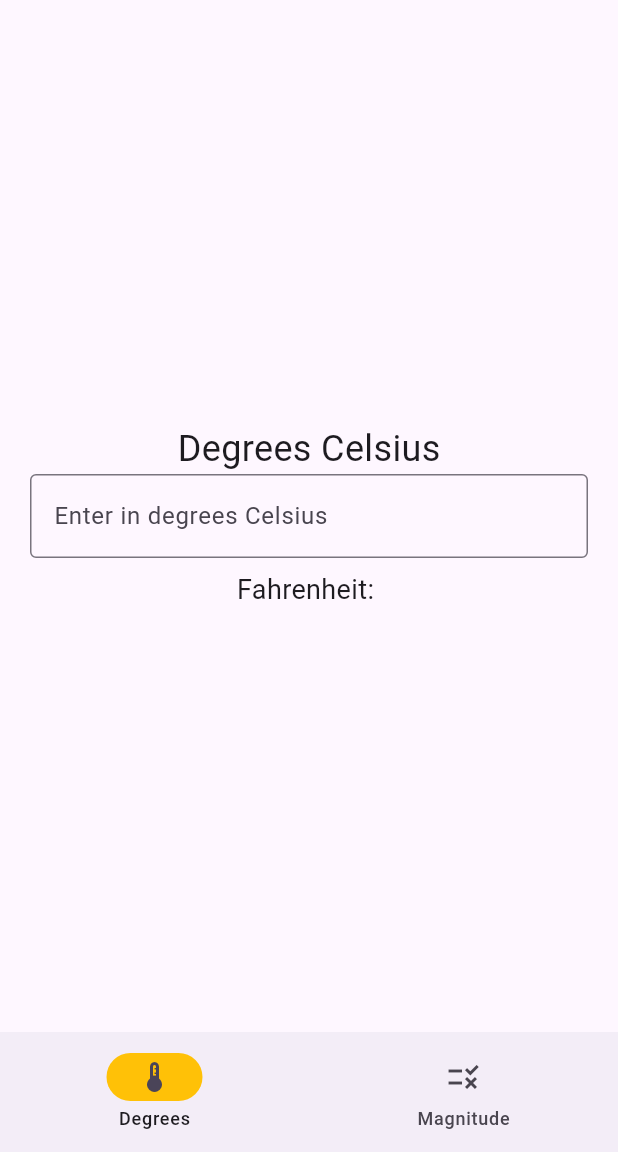
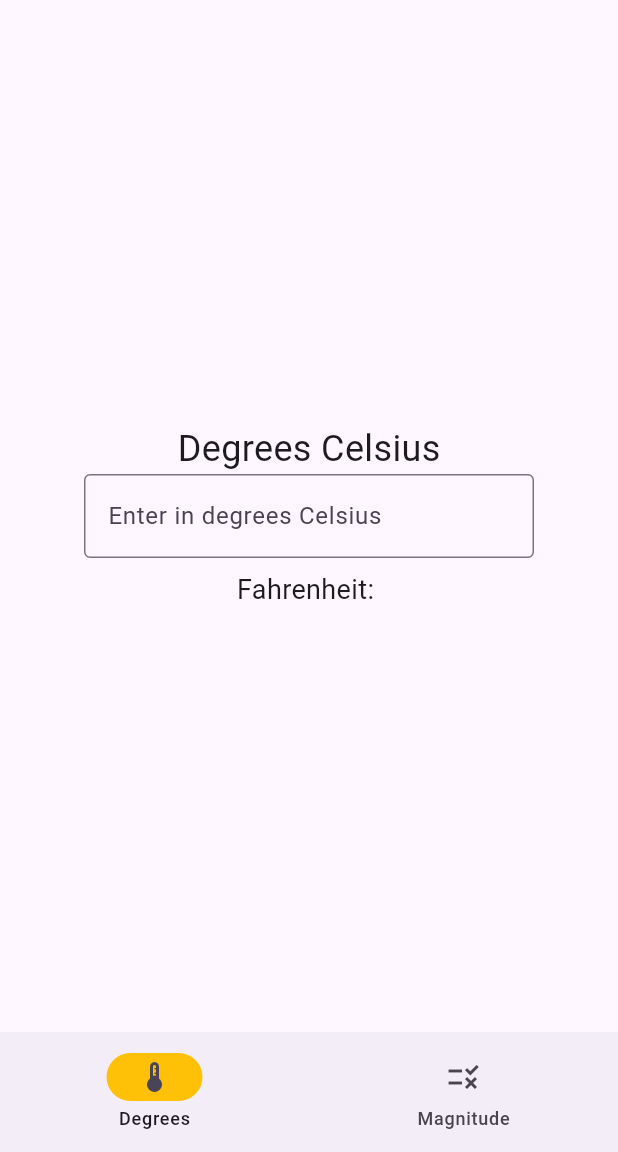
Before and after one commit to SamuelAroca/parcial_movil, a Flutter app: the screen it shows after launch, on a phone screen of 412 x 824 dp, the part 84-1236 px from its top. Run offline on Flutter 3.47's test engine with Material 3 defaults, Android fonts, the phone set to English and light mode, and no system bars.

Commit message:
Update degrees.dart

```diff
--- a/lib/screens/degrees.dart
+++ b/lib/screens/degrees.dart
@@ -1,7 +1,7 @@
 import 'package:flutter/material.dart';
 
 class Degrees extends StatefulWidget {
-  const Degrees({super.key});
+  const Degrees({Key? key});
 
   @override
   State<StatefulWidget> createState() {
@@ -29,13 +29,15 @@ class _Degrees extends State<Degrees> {
                   'Degrees Celsius',
                   style: TextStyle(fontSize: 24),
                 ),
-                const SizedBox(width: 300),
-                _buildTextField(
+                SizedBox(
+                    width: 300,
+                    child: _buildTextField(
                       controller: inputController,
                       label: 'Enter in degrees Celsius',
                       onChanged: (value) {
                         onChange(value);
                       },
+                    ),
                 ),
                 const SizedBox(height: 8),
                 Text(
@@ -73,7 +75,7 @@ class _Degrees extends State<Degrees> {
         celsius = null;
         fahrenheit = null;
       } else {
-        celsius = num.tryParse(value);
+        celsius = _parseCelsius(value);
         if (celsius != null) {
           fahrenheit = convertToFahrenheit(celsius!);
         }
@@ -81,17 +83,40 @@ class _Degrees extends State<Degrees> {
     });
   }
 
-  num convertToFahrenheit(num celsius) {
-    return (celsius * 9 / 5) + 32;
+  double? _parseCelsius(String value) {
+    // Eliminar espacios en blanco al principio y al final del valor
+    value = value.trim();
+
+    // Verificar si el texto contiene solo un símbolo "-" y al menos un dígito después
+    if (value.startsWith('-') && value.length > 1) {
+      // Tratar de parsear el número excluyendo el símbolo "-"
+      final parsedValue = num.tryParse(value.substring(1));
+      return parsedValue!.toDouble() * -1; // Multiplicar por -1 para hacerlo negativo
+    } else {
+      // Intentar parsear el número directamente
+      return num.tryParse(value)?.toDouble();
+    }
   }
 
   String? _getErrorText(String? value) {
     if (value == null || value.isEmpty) {
       return null;
     }
-    if (value.contains(',') || value.contains('-')) {
+    double? parsedValue = _parseCelsius(value)?.toDouble();
+    if (parsedValue != null) {
+      // Si se pudo parsear el número, verificar si hay una "," antes o después de un número
+      if (value.contains(',') && (value.indexOf(',') < value.indexOf(parsedValue.toString()) ||
+          value.indexOf(',') > value.indexOf(parsedValue.toString()) + parsedValue.toString().length)) {
         return 'Please enter a valid number';
       }
       return null;
+    } else {
+      return 'Please enter a valid number';
     }
   }
+
+
+  num convertToFahrenheit(num celsius) {
+    return (celsius * 9 / 5) + 32;
+  }
+}
```
Lines whose indentation alone changed are shown as unchanged.
